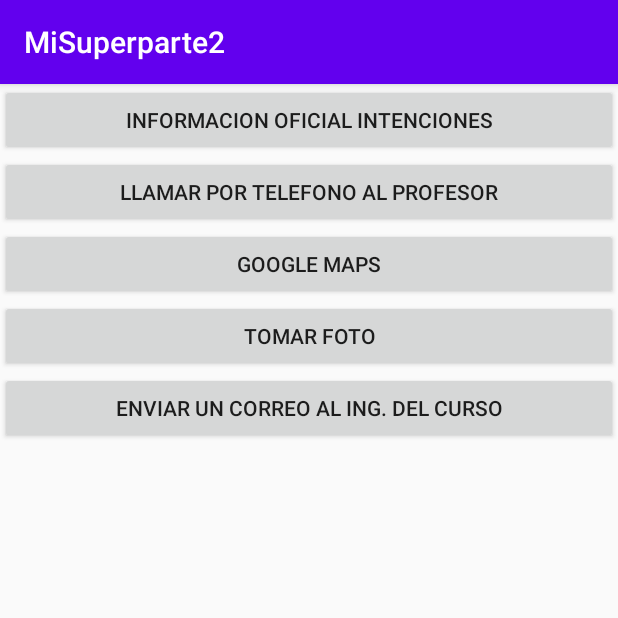
After one commit to WCNosliwsys/MiSupergranparte2, an Android app: the Intenciones screen opened directly, with no data from a screen before it, on a phone screen of 412 x 824 dp, the top half of it. The commit adds this screen. Run offline under Robolectric (Android 15) with nearby library versions, the phone set to English and light mode, and no system bars.

Commit message:
Ejemplos de Intenciones implicitas

```diff
--- a/app/src/main/AndroidManifest.xml
+++ b/app/src/main/AndroidManifest.xml
@@ -9,7 +9,8 @@
         android:roundIcon="@mipmap/ic_launcher_round"
         android:supportsRtl="true"
         android:theme="@style/AppTheme">
-        <activity android:name=".Comunicacion3"></activity>
+        <activity android:name=".Intenciones"></activity>
+        <activity android:name=".Comunicacion3" />
         <activity android:name=".Comunicacion2" />
         <activity android:name=".Comunicacion1" />
         <activity android:name=".MainActivity">
--- a/app/src/main/java/com/example/misuperparte2/MainActivity.java
+++ b/app/src/main/java/com/example/misuperparte2/MainActivity.java
@@ -37,6 +37,10 @@ public class MainActivity extends AppCompatActivity {
             startActivity(new Intent(this, Comunicacion1.class));
             return true;
         }
+        if (id == R.id.activity_intenciones) {
+            startActivity(new Intent(this, Intenciones.class));
+            return true;
+        }
         return super.onOptionsItemSelected(item);
     }
 }
--- /dev/null
+++ b/app/src/main/res/layout/activity_intenciones.xml
@@ -0,0 +1,34 @@
+<?xml version="1.0" encoding="utf-8"?>
+<LinearLayout xmlns:android="http://schemas.android.com/apk/res/android"
+    xmlns:app="http://schemas.android.com/apk/res-auto"
+    xmlns:tools="http://schemas.android.com/tools"
+    android:layout_width="match_parent"
+    android:layout_height="match_parent"
+    android:orientation="vertical"
+    tools:context=".Intenciones">
+    <Button
+        android:layout_width="match_parent"
+        android:layout_height="wrap_content"
+        android:onClick="web"
+        android:text="Informacion oficial intenciones" />
+    <Button
+        android:layout_width="match_parent"
+        android:layout_height="wrap_content"
+        android:onClick="Llamar"
+        android:text="LLamar por telefono al profesor" />
+    <Button
+        android:layout_width="match_parent"
+        android:layout_height="wrap_content"
+        android:onClick="maps"
+        android:text="Google Maps" />
+    <Button
+        android:layout_width="match_parent"
+        android:layout_height="wrap_content"
+        android:onClick="foto"
+        android:text="Tomar Foto" />
+    <Button
+        android:layout_width="match_parent"
+        android:layout_height="wrap_content"
+        android:onClick="email"
+        android:text="Enviar un correo al Ing. del curso" />
+</LinearLayout>
```
Also changed, not shown: app/src/main/java/com/example/misuperparte2/Intenciones.java (added, +43 -0 lines).
